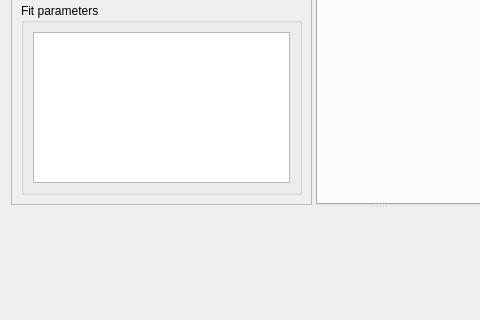
Qt form src/saxsfittool/resource/saxsfittool.ui (awacha/saxsfittool) before a commit; both pictures show x 0 to 480 and y 408 to 728 of the 756 by 728 pixel window.
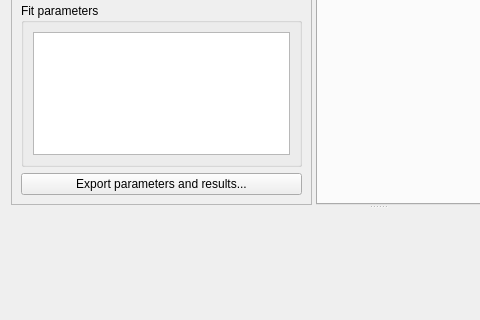
The same form after that commit. Icons and pictures are not drawn.

Commit message: Can save results to a pickle file.

Diff of the .ui file:
```diff
--- a/src/saxsfittool/resource/saxsfittool.ui
+++ b/src/saxsfittool/resource/saxsfittool.ui
@@ -303,6 +303,13 @@
           </layout>
          </widget>
         </item>
+        <item>
+         <widget class="QPushButton" name="exportResultsPushButton">
+          <property name="text">
+           <string>Export parameters and results...</string>
+          </property>
+         </widget>
+        </item>
        </layout>
       </widget>
       <widget class="QTabWidget" name="tabWidget">
```
The commit also changes 1 other file.
